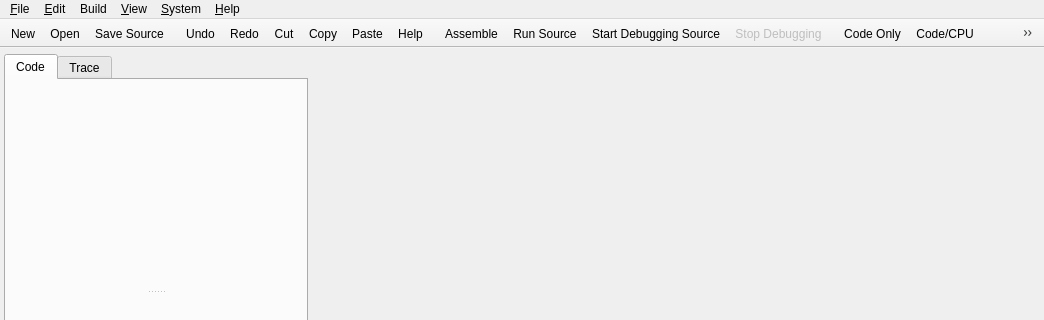
This is mainwindow.ui in WarlockD/pep8-1 as Qt 5 draws it before an edit; both pictures show x 0 to 1044 and y 0 to 320 of the 1044 by 747 pixel window. The edited form follows.
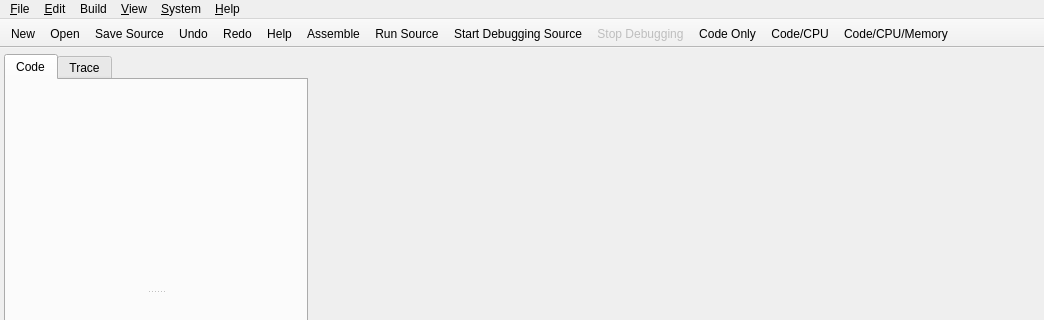
This is the edited form. Icons and pictures are not drawn.

Commit message:
Updated the "about pep8" dialog. Fully implemented the "scroll to" functionality in the memory dump pane, though there may be functionality changes that we want to make.
Also made a bunch of mainwindow changes to accomodate for a narrower
interface, mostly for projectors. Also made a tweak to the memory trace
pane to keep the stacks in the same location, even if they have no
items.

The edit to the form file:
```diff
--- a/mainwindow.ui
+++ b/mainwindow.ui
@@ -270,97 +270,13 @@
    <addaction name="actionFile_New"/>
    <addaction name="actionFile_Open"/>
    <addaction name="actionFile_Save_Source"/>
-  </widget>
-  <widget class="QToolBar" name="editToolBar">
-   <property name="windowTitle">
-    <string>Edit</string>
-   </property>
-   <property name="movable">
-    <bool>false</bool>
-   </property>
-   <property name="orientation">
-    <enum>Qt::Horizontal</enum>
-   </property>
-   <property name="iconSize">
-    <size>
-     <width>32</width>
-     <height>32</height>
-    </size>
-   </property>
-   <property name="floatable">
-    <bool>false</bool>
-   </property>
-   <attribute name="toolBarArea">
-    <enum>TopToolBarArea</enum>
-   </attribute>
-   <attribute name="toolBarBreak">
-    <bool>false</bool>
-   </attribute>
    <addaction name="actionEdit_Undo"/>
    <addaction name="actionEdit_Redo"/>
-   <addaction name="actionEdit_Cut"/>
-   <addaction name="actionEdit_Copy"/>
-   <addaction name="actionEdit_Paste"/>
    <addaction name="actionHelp"/>
-  </widget>
-  <widget class="QToolBar" name="buildToolBar">
-   <property name="enabled">
-    <bool>true</bool>
-   </property>
-   <property name="windowTitle">
-    <string>Build</string>
-   </property>
-   <property name="movable">
-    <bool>false</bool>
-   </property>
-   <property name="orientation">
-    <enum>Qt::Horizontal</enum>
-   </property>
-   <property name="iconSize">
-    <size>
-     <width>32</width>
-     <height>32</height>
-    </size>
-   </property>
-   <property name="floatable">
-    <bool>false</bool>
-   </property>
-   <attribute name="toolBarArea">
-    <enum>TopToolBarArea</enum>
-   </attribute>
-   <attribute name="toolBarBreak">
-    <bool>false</bool>
-   </attribute>
    <addaction name="actionBuild_Assemble"/>
    <addaction name="actionBuild_Run_Source"/>
    <addaction name="actionBuild_Start_Debugging_Source"/>
    <addaction name="actionBuild_Stop_Debugging"/>
-  </widget>
-  <widget class="QToolBar" name="viewToolBar">
-   <property name="windowTitle">
-    <string>View</string>
-   </property>
-   <property name="movable">
-    <bool>false</bool>
-   </property>
-   <property name="orientation">
-    <enum>Qt::Horizontal</enum>
-   </property>
-   <property name="iconSize">
-    <size>
-     <width>32</width>
-     <height>32</height>
-    </size>
-   </property>
-   <property name="floatable">
-    <bool>false</bool>
-   </property>
-   <attribute name="toolBarArea">
-    <enum>TopToolBarArea</enum>
-   </attribute>
-   <attribute name="toolBarBreak">
-    <bool>false</bool>
-   </attribute>
    <addaction name="actionView_Code_Only"/>
    <addaction name="actionView_Code_CPU"/>
    <addaction name="actionView_Code_CPU_Memory"/>
```
Left out of the diff: 5 changed lines with no effect on the pictures. The commit also changes 7 other files.
